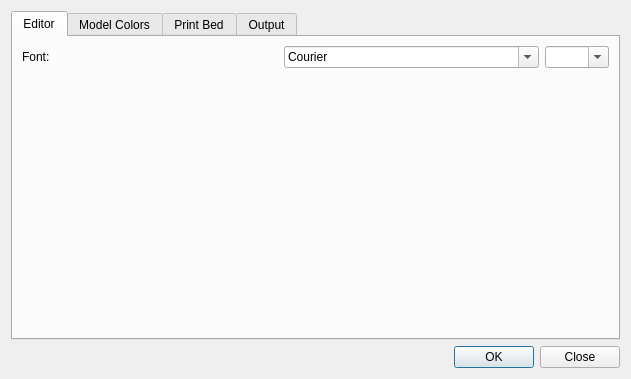
Before: the Qt Designer form src/ui/preferences.ui in GilesBathgate/RapCAD, drawn with Qt 5.
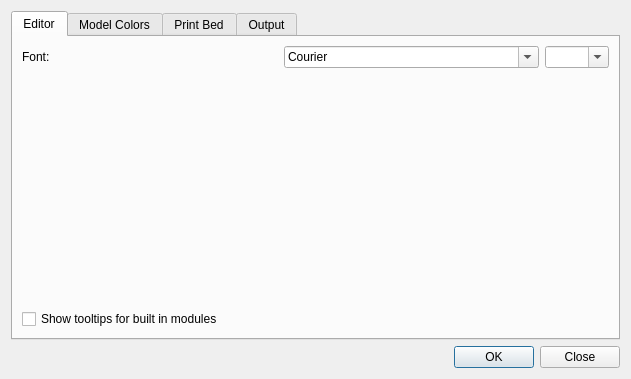
After: the same form once the commit is applied.

Commit message: Show tooltips when hoevering over builtin module names

Patch:
```diff
--- a/src/ui/preferences.ui
+++ b/src/ui/preferences.ui
@@ -79,6 +79,13 @@
            </property>
           </spacer>
          </item>
+         <item>
+          <widget class="QCheckBox" name="tooltipsCheckBox">
+           <property name="text">
+            <string>Show tooltips for built in modules</string>
+           </property>
+          </widget>
+         </item>
         </layout>
        </widget>
        <widget class="QWidget" name="modelColorsTab">
```
The commit also changes 10 other files.
